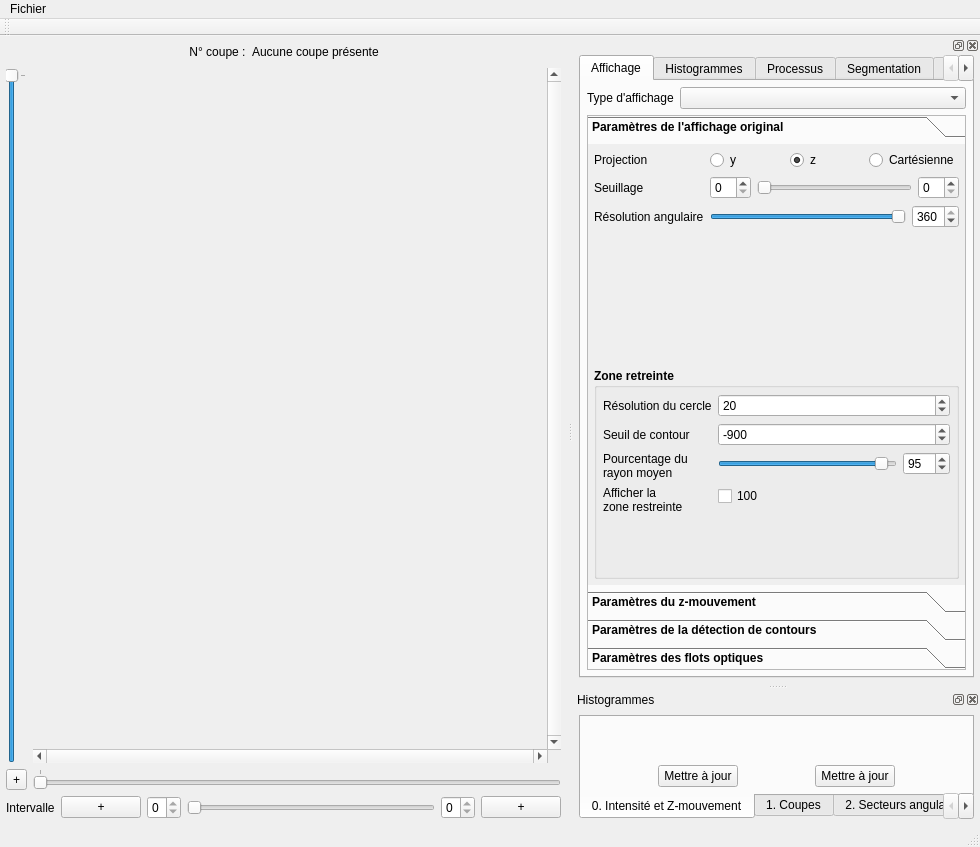
Above: ui/mainwindow.ui from akrah/TKDetection before the change. Below: the same form after it.
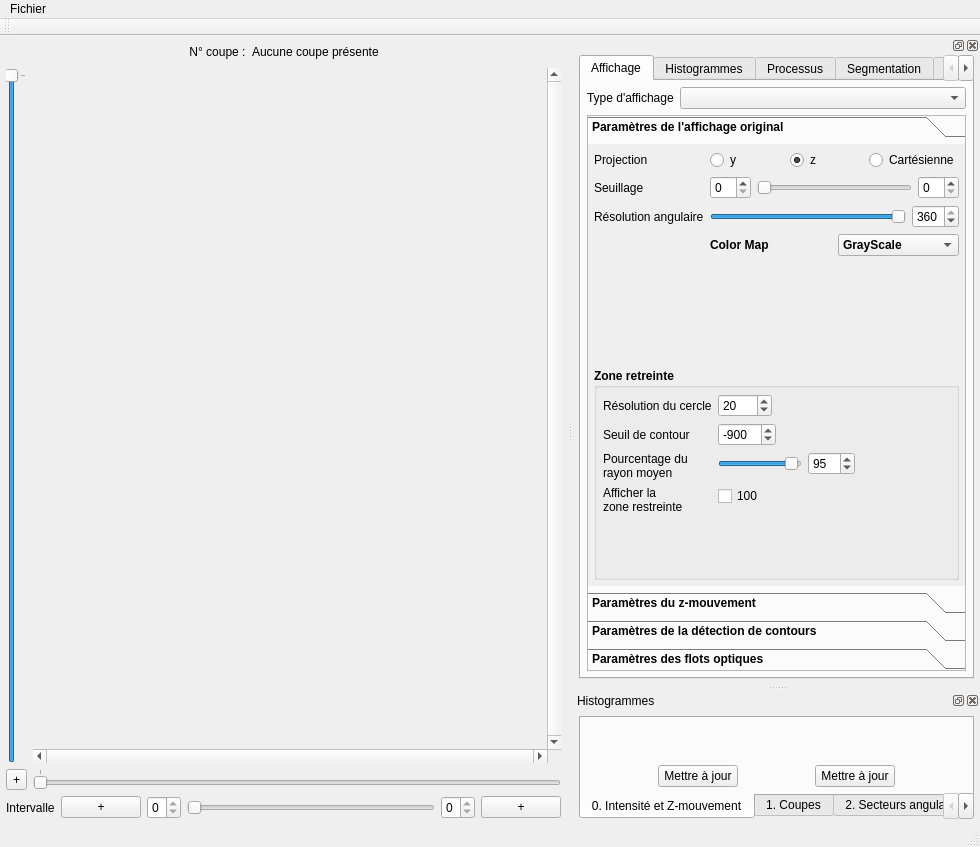
That is the form after the change. The open tabs and pages were chosen to show the change. Custom widgets are drawn as their Qt base class.

Commit message: Add artificial color

Diff of the .ui file:
```diff
--- a/ui/mainwindow.ui
+++ b/ui/mainwindow.ui
@@ -286,8 +286,8 @@
              <rect>
               <x>0</x>
               <y>0</y>
-              <width>454</width>
-              <height>335</height>
+              <width>531</width>
+              <height>359</height>
              </rect>
             </property>
             <attribute name="label">
@@ -469,6 +469,36 @@
                  </item>
                 </layout>
                </item>
+               <item row="4" column="1">
+                <layout class="QHBoxLayout" name="horizontalLayout_32">
+                 <item>
+                  <widget class="QLabel" name="label_49">
+                   <property name="text">
+                    <string>Color Map</string>
+                   </property>
+                  </widget>
+                 </item>
+                 <item>
+                  <widget class="QComboBox" name="_comboViewRender">
+                   <item>
+                    <property name="text">
+                     <string>GrayScale</string>
+                    </property>
+                   </item>
+                   <item>
+                    <property name="text">
+                     <string>HueScale</string>
+                    </property>
+                   </item>
+                   <item>
+                    <property name="text">
+                     <string>Custom</string>
+                    </property>
+                   </item>
+                  </widget>
+                 </item>
+                </layout>
+               </item>
               </layout>
              </item>
              <item>
@@ -477,6 +507,9 @@
                 <string>Zone retreinte</string>
                </property>
                <layout class="QFormLayout" name="formLayout_18">
+                <property name="fieldGrowthPolicy">
+                 <enum>QFormLayout::FieldsStayAtSizeHint</enum>
+                </property>
                 <item row="0" column="0">
                  <widget class="QLabel" name="label_19">
                   <property name="font">
@@ -2692,6 +2725,11 @@
  </widget>
  <layoutdefault spacing="6" margin="6"/>
  <customwidgets>
+  <customwidget>
+   <class>QxtSpanSlider</class>
+   <extends>QSlider</extends>
+   <header>QxtSpanSlider</header>
+  </customwidget>
   <customwidget>
    <class>QwtPlot</class>
    <extends>QFrame</extends>
@@ -2704,11 +2742,6 @@
    <header>qwt_polar_plot.h</header>
    <container>1</container>
   </customwidget>
-  <customwidget>
-   <class>QxtSpanSlider</class>
-   <extends>QSlider</extends>
-   <header>QxtSpanSlider</header>
-  </customwidget>
  </customwidgets>
  <tabstops>
   <tabstop>_tabs</tabstop>
```
Left out of the diff: 42 changed lines with no effect on the pictures. The commit also changes 5 other files.
